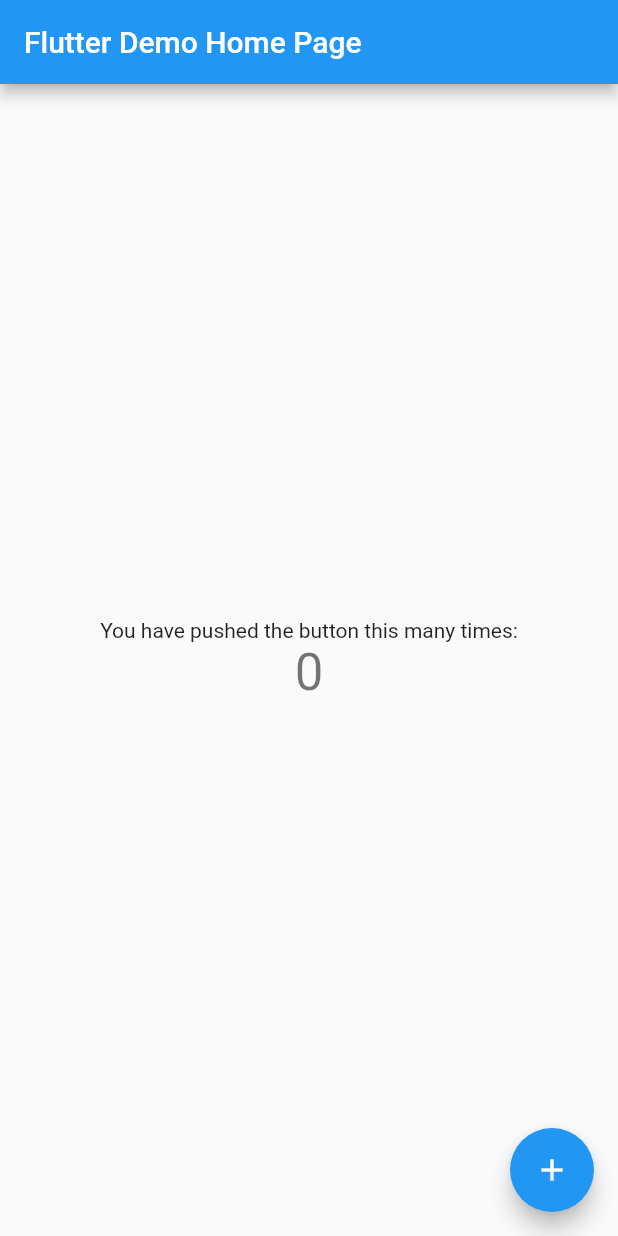
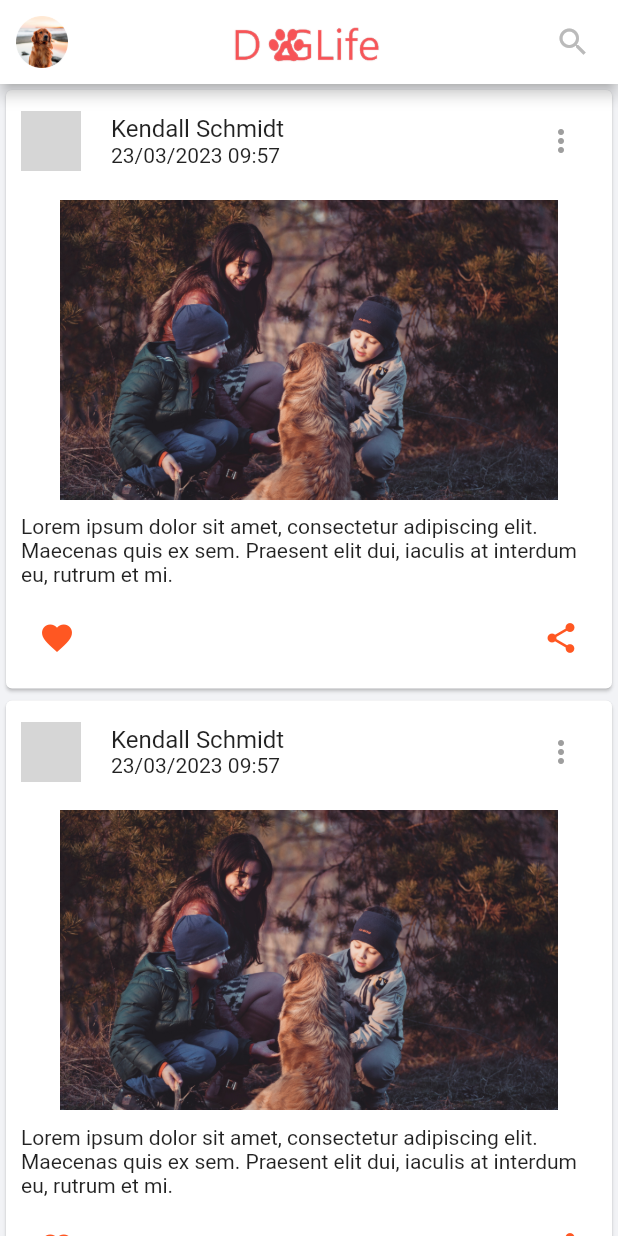
Before and after one commit to fabielehoerlle/teste, a Flutter app: the screen it shows after launch, on a phone screen of 412 x 824 dp. Run offline on Flutter 3.47's test engine with Material 2 defaults, Android fonts, the phone set to English and light mode, and no system bars; network calls fail; grey boxes are pictures that could not be loaded.

Commit message:
Página DogLife

```diff
--- a/lib/main.dart
+++ b/lib/main.dart
@@ -1,115 +1,142 @@
 import 'package:flutter/material.dart';
+import 'package:flutter/src/widgets/container.dart';
+import 'package:flutter/src/widgets/framework.dart';
 
 void main() {
-  runApp(const MyApp());
+  runApp(
+    const MyWidget(),
+  );
 }
 
-class MyApp extends StatelessWidget {
-  const MyApp({super.key});
+class MyWidget extends StatelessWidget {
+  const MyWidget({super.key});
 
-  // This widget is the root of your application.
   @override
   Widget build(BuildContext context) {
     return MaterialApp(
-      title: 'Flutter Demo',
       theme: ThemeData(
-        // This is the theme of your application.
-        //
-        // Try running your application with "flutter run". You'll see the
-        // application has a blue toolbar. Then, without quitting the app, try
-        // changing the primarySwatch below to Colors.green and then invoke
-        // "hot reload" (press "r" in the console where you ran "flutter run",
-        // or simply save your changes to "hot reload" in a Flutter IDE).
-        // Notice that the counter didn't reset back to zero; the application
-        // is not restarted.
-        primarySwatch: Colors.blue,
+        primarySwatch: Colors.deepOrange,
       ),
-      home: const MyHomePage(title: 'Flutter Demo Home Page'),
+      debugShowCheckedModeBanner: false,
+      home: const HomePage(),
     );
   }
 }
 
-class MyHomePage extends StatefulWidget {
-  const MyHomePage({super.key, required this.title});
-
-  // This widget is the home page of your application. It is stateful, meaning
-  // that it has a State object (defined below) that contains fields that affect
-  // how it looks.
-
-  // This class is the configuration for the state. It holds the values (in this
-  // case the title) provided by the parent (in this case the App widget) and
-  // used by the build method of the State. Fields in a Widget subclass are
-  // always marked "final".
-
-  final String title;
-
-  @override
-  State<MyHomePage> createState() => _MyHomePageState();
-}
-
-class _MyHomePageState extends State<MyHomePage> {
-  int _counter = 0;
-
-  void _incrementCounter() {
-    setState(() {
-      // This call to setState tells the Flutter framework that something has
-      // changed in this State, which causes it to rerun the build method below
-      // so that the display can reflect the updated values. If we changed
-      // _counter without calling setState(), then the build method would not be
-      // called again, and so nothing would appear to happen.
-      _counter++;
-    });
-  }
+class HomePage extends StatelessWidget {
+  const HomePage({super.key});
 
   @override
   Widget build(BuildContext context) {
-    // This method is rerun every time setState is called, for instance as done
-    // by the _incrementCounter method above.
-    //
-    // The Flutter framework has been optimized to make rerunning build methods
-    // fast, so that you can just rebuild anything that needs updating rather
-    // than having to individually change instances of widgets.
     return Scaffold(
       appBar: AppBar(
-        // Here we take the value from the MyHomePage object that was created by
-        // the App.build method, and use it to set our appbar title.
-        title: Text(widget.title),
+        backgroundColor: Colors.white,
+        title: Center(
+          child: Image.asset(
+            "assets/app-logo.png",
+            width: 100,
+          ),
+        ),
+        leading: Container(
+          padding: const EdgeInsets.symmetric(horizontal: 10),
+          child: Image.asset("assets/user-picture.png"),
+        ),
+        actions: [
+          Container(
+            width: 60,
+            child: TextButton(
+              onPressed: () {},
+              child: const Icon(
+                Icons.search,
+                color: Color(0xFFBABABA),
+              ),
+            ),
+          ),
+        ],
       ),
-      body: Center(
-        // Center is a layout widget. It takes a single child and positions it
-        // in the middle of the parent.
+      body: Container(
+        color: const Color(0xFFF2F3F6),
+        child: ListView(
+          children: const [
+            CardItem(),
+            CardItem(),
+            CardItem(),
+            CardItem(),
+            CardItem(),
+          ],
+        ),
+      ),
+    );
+  }
+}
+
+class CardItem extends StatelessWidget {
+  const CardItem({super.key});
+
+  @override
+  Widget build(BuildContext context) {
+    return Card(
+      child: Container(
+        padding: const EdgeInsets.all(10),
         child: Column(
-          // Column is also a layout widget. It takes a list of children and
-          // arranges them vertically. By default, it sizes itself to fit its
-          // children horizontally, and tries to be as tall as its parent.
-          //
-          // Invoke "debug painting" (press "p" in the console, choose the
-          // "Toggle Debug Paint" action from the Flutter Inspector in Android
-          // Studio, or the "Toggle Debug Paint" command in Visual Studio Code)
-          // to see the wireframe for each widget.
-          //
-          // Column has various properties to control how it sizes itself and
-          // how it positions its children. Here we use mainAxisAlignment to
-          // center the children vertically; the main axis here is the vertical
-          // axis because Columns are vertical (the cross axis would be
-          // horizontal).
-          mainAxisAlignment: MainAxisAlignment.center,
-          children: <Widget>[
-            const Text(
-              'You have pushed the button this many times:',
+          children: [
+            Row(
+              children: [
+                const CircleAvatar(
+                  backgroundImage: NetworkImage(
+                      "https://pbs.twimg.com/profile_images/1421997223273971714/hiCtd3Ng_400x400.jpg"),
+                  backgroundColor: Colors.transparent,
+                ),
+                const SizedBox(width: 20),
+                Column(
+                  crossAxisAlignment: CrossAxisAlignment.start,
+                  children: const [
+                    Text(
+                      "Kendall Schmidt",
+                      style: TextStyle(
+                        fontSize: 16,
+                        fontWeight: FontWeight.w400,
+                      ),
+                    ),
+                    Text("23/03/2023 09:57"),
+                  ],
+                ),
+                const Spacer(),
+                IconButton(
+                  onPressed: () {},
+                  icon: const Icon(Icons.more_vert),
+                  color: Colors.grey,
+                ),
+              ],
             ),
-            Text(
-              '$_counter',
-              style: Theme.of(context).textTheme.headline4,
+            const SizedBox(height: 15),
+            Image.asset(
+              "assets/post-picture-001.png",
+              height: 200,
+              fit: BoxFit.cover,
+            ),
+            const SizedBox(height: 10),
+            const Text("Lorem ipsum dolor sit amet, consectetur adipiscing elit. " +
+                "Maecenas quis ex sem. Praesent elit dui, iaculis at interdum eu, rutrum et mi."),
+            const SizedBox(height: 10),
+            Row(
+              mainAxisAlignment: MainAxisAlignment.spaceBetween,
+              children: [
+                IconButton(
+                  onPressed: () {},
+                  icon: const Icon(Icons.favorite),
+                  color: Colors.deepOrange,
+                ),
+                IconButton(
+                  onPressed: () {},
+                  icon: const Icon(Icons.share),
+                  color: Colors.deepOrange,
+                ),
+              ],
             ),
           ],
         ),
       ),
-      floatingActionButton: FloatingActionButton(
-        onPressed: _incrementCounter,
-        tooltip: 'Increment',
-        child: const Icon(Icons.add),
-      ), // This trailing comma makes auto-formatting nicer for build methods.
     );
   }
 }
--- a/pubspec.yaml
+++ b/pubspec.yaml
@@ -63,6 +63,10 @@ flutter:
   # assets:
   #   - images/a_dot_burr.jpeg
   #   - images/a_dot_ham.jpeg
+  assets:
+  - assets/app-logo.png
+  - assets/user-picture.png
+  - assets/post-picture-001.png
 
   # An image asset can refer to one or more resolution-specific "variants", see
   # https://flutter.dev/assets-and-images/#resolution-aware
```
Also changed, not shown: assets/app-logo.png (added), assets/post-picture-001.png (added), assets/user-picture.png (added), 1 other file.
